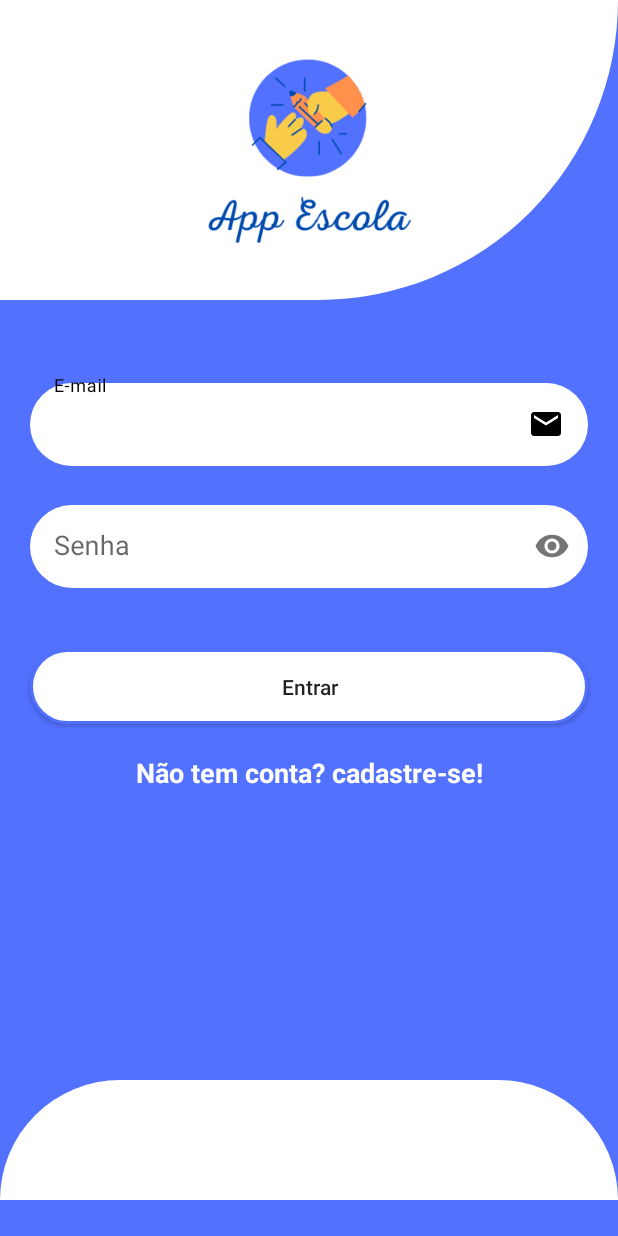
After one commit to Jose26Polo/appSchool, an Android app: the layout activity_login.xml on its own in the app's theme, with its tools: preview values and no code run, on a phone screen of 412 x 824 dp. The commit adds this screen. Run offline under Robolectric (Android 15) with nearby library versions, the phone set to English and light mode, and no system bars.

Commit message:
login and splash activity

```diff
--- /dev/null
+++ b/app/src/main/java/com/example/appschool/SplashActivity.kt
@@ -0,0 +1,26 @@
+package com.example.appschool
+
+import android.content.Intent
+import android.graphics.Color
+import androidx.appcompat.app.AppCompatActivity
+import android.os.Bundle
+import android.os.Handler
+import android.os.Looper
+import androidx.core.os.postDelayed
+
+class SplashActivity : AppCompatActivity() {
+    override fun onCreate(savedInstanceState: Bundle?) {
+        super.onCreate(savedInstanceState)
+        setContentView(R.layout.activity_splash)
+
+        supportActionBar?.hide()
+        window.statusBarColor = Color.parseColor("#FFFFFF")
+
+        Handler(Looper.getMainLooper()).postDelayed({
+            val intent = Intent(this, LoginActivity::class.java)
+            startActivity(intent)
+            finish()
+        }, 3000)
+
+    }
+}
--- /dev/null
+++ b/app/src/main/res/drawable/backgroud_button_disabled.xml
@@ -0,0 +1,9 @@
+<?xml version="1.0" encoding="utf-8"?>
+<shape xmlns:android="http://schemas.android.com/apk/res/android"
+    android:shape="rectangle">
+
+    <solid android:color="@color/white"/>
+    <corners android:radius="30dp"/>
+    <stroke android:color="@color/green_water" android:width="2dp"/>
+
+</shape>
--- /dev/null
+++ b/app/src/main/res/drawable/backgroud_button_enabled.xml
@@ -0,0 +1,8 @@
+<?xml version="1.0" encoding="utf-8"?>
+<shape xmlns:android="http://schemas.android.com/apk/res/android"
+    android:shape="rectangle">
+
+    <solid android:color="@color/green_water"/>
+    <corners android:radius="30dp"/>
+
+</shape>
--- /dev/null
+++ b/app/src/main/res/drawable/backgroud_button_selector.xml
@@ -0,0 +1,6 @@
+<?xml version="1.0" encoding="utf-8"?>
+<selector xmlns:android="http://schemas.android.com/apk/res/android">
+
+    <item android:state_enabled="true" android:drawable="@drawable/backgroud_button_disabled"/>
+    <item android:state_enabled="false" android:drawable="@drawable/backgroud_button_enabled"/>
+</selector>
--- /dev/null
+++ b/app/src/main/res/drawable/backgroud_edittext.xml
@@ -0,0 +1,8 @@
+<?xml version="1.0" encoding="utf-8"?>
+<shape xmlns:android="http://schemas.android.com/apk/res/android"
+    android:shape="rectangle">
+
+    <solid android:color="@color/white"/>
+    <corners android:radius="30dp"/>
+
+</shape>
--- /dev/null
+++ b/app/src/main/res/drawable/backgroud_view_bottom.xml
@@ -0,0 +1,9 @@
+<?xml version="1.0" encoding="utf-8"?>
+<shape xmlns:android="http://schemas.android.com/apk/res/android"
+    android:shape="rectangle">
+
+    <solid android:color="@color/white"/>
+    <corners android:topRightRadius="160dp"
+        android:topLeftRadius="160dp"/>
+
+</shape>
--- /dev/null
+++ b/app/src/main/res/drawable/background_view_top.xml
@@ -0,0 +1,8 @@
+<?xml version="1.0" encoding="utf-8"?>
+<shape xmlns:android="http://schemas.android.com/apk/res/android"
+    android:shape="rectangle">
+
+    <solid android:color="@color/white"/>
+    <corners android:bottomRightRadius="600dp"/>
+
+</shape>
--- /dev/null
+++ b/app/src/main/res/drawable/ic_email.xml
@@ -0,0 +1,5 @@
+<vector android:height="24dp" android:tint="#000000"
+    android:viewportHeight="24" android:viewportWidth="24"
+    android:width="24dp" xmlns:android="http://schemas.android.com/apk/res/android">
+    <path android:fillColor="@android:color/white" android:pathData="M20,4L4,4c-1.1,0 -1.99,0.9 -1.99,2L2,18c0,1.1 0.9,2 2,2h16c1.1,0 2,-0.9 2,-2L22,6c0,-1.1 -0.9,-2 -2,-2zM20,8l-8,5 -8,-5L4,6l8,5 8,-5v2z"/>
+</vector>
--- /dev/null
+++ b/app/src/main/res/layout/activity_login.xml
@@ -0,0 +1,156 @@
+<?xml version="1.0" encoding="utf-8"?>
+<ScrollView android:layout_width="match_parent"
+    android:layout_height="match_parent"
+    android:fillViewport="true"
+    xmlns:android="http://schemas.android.com/apk/res/android">
+
+
+    <androidx.constraintlayout.widget.ConstraintLayout
+        xmlns:app="http://schemas.android.com/apk/res-auto"
+        xmlns:tools="http://schemas.android.com/tools"
+        android:layout_width="match_parent"
+        android:layout_height="wrap_content"
+        android:background="@color/green_water"
+        tools:context=".MainActivity">
+
+        <View
+            android:id="@+id/containerTop"
+            android:layout_width="match_parent"
+            android:layout_height="200dp"
+            android:background="@drawable/background_view_top"
+            app:layout_constraintTop_toTopOf="parent"
+            app:layout_constraintStart_toStartOf="parent"
+            app:layout_constraintEnd_toEndOf="parent"/>
+        <ImageView
+            android:layout_width="150dp"
+            android:layout_height="150dp"
+            android:src="@drawable/appescolasmall"
+            app:layout_constraintTop_toTopOf="@id/containerTop"
+            app:layout_constraintStart_toStartOf="@id/containerTop"
+            app:layout_constraintEnd_toEndOf="@id/containerTop"
+            app:layout_constraintBottom_toBottomOf="@id/containerTop"/>
+
+        <com.google.android.material.textfield.TextInputLayout
+            android:id="@+id/txtImputEmail"
+            android:layout_width="match_parent"
+            android:layout_height="wrap_content"
+            app:layout_constraintTop_toBottomOf="@id/containerTop"
+            app:layout_constraintStart_toStartOf="parent"
+            app:layout_constraintEnd_toEndOf="parent"
+            android:layout_marginTop="50dp"
+            android:layout_marginStart="20dp"
+            android:layout_marginEnd="20dp"
+            app:boxStrokeColor="@color/green_water"
+            app:hintAnimationEnabled="true"
+            app:hintTextColor="@color/black"
+            app:errorTextColor="@color/red"
+            app:errorEnabled="true"
+            style="@style/Widget.MaterialComponents.TextInputLayout.OutlinedBox">
+
+            <com.google.android.material.textfield.TextInputEditText
+                android:id="@+id/editEmail"
+                android:layout_width="match_parent"
+                android:layout_height="wrap_content"
+                android:hint="@string/hint_email"
+                android:inputType="textEmailAddress"
+                android:maxLines="1"
+                android:textSize="18sp"
+                android:padding="15dp"
+                android:background="@drawable/backgroud_edittext"
+                android:drawableEnd="@drawable/ic_email"
+                />
+
+        </com.google.android.material.textfield.TextInputLayout>
+
+        <com.google.android.material.textfield.TextInputLayout
+            android:id="@+id/txtImputSenha"
+            android:layout_width="match_parent"
+            android:layout_height="wrap_content"
+            app:layout_constraintTop_toBottomOf="@id/txtImputEmail"
+            app:layout_constraintStart_toStartOf="parent"
+            app:layout_constraintEnd_toEndOf="parent"
+            android:layout_marginStart="20dp"
+            android:layout_marginEnd="20dp"
+            app:boxStrokeColor="@color/green_water"
+            app:hintAnimationEnabled="true"
+            app:hintTextColor="@color/black"
+            app:errorTextColor="@color/red"
+            app:errorEnabled="true"
+            app:passwordToggleEnabled="true"
+            style="@style/Widget.MaterialComponents.TextInputLayout.OutlinedBox">
+
+            <com.google.android.material.textfield.TextInputEditText
+                android:id="@+id/editSenha"
+                android:layout_width="match_parent"
+                android:layout_height="wrap_content"
+                android:hint="@string/hint_senha"
+                android:inputType="numberPassword"
+                android:maxLines="1"
+                android:textSize="18sp"
+                android:padding="15dp"
+                android:background="@drawable/backgroud_edittext"
+                />
+
+        </com.google.android.material.textfield.TextInputLayout>
+
+        <androidx.appcompat.widget.AppCompatButton
+            android:id="@+id/btn_entrar"
+            android:layout_width="match_parent"
+            android:layout_height="wrap_content"
+            android:text="@string/txt_button_entrar"
+            android:textAllCaps="false"
+            android:padding="15dp"
+            android:background="@drawable/backgroud_button_selector"
+            android:enabled="true"
+            app:layout_constraintTop_toBottomOf="@id/txtImputSenha"
+            app:layout_constraintStart_toStartOf="parent"
+            app:layout_constraintEnd_toEndOf="parent"
+            android:layout_marginTop="20dp"
+            android:layout_marginStart="20dp"
+            android:layout_marginEnd="20dp"
+            />
+
+        <TextView
+            android:id="@+id/txtTelaCadastro"
+            android:layout_width="match_parent"
+            android:layout_height="wrap_content"
+            android:text="@string/txt_tela_cadastro"
+            android:textSize="18sp"
+            android:textStyle="bold"
+            android:textColor="@color/white"
+            android:gravity="center"
+            app:layout_constraintTop_toBottomOf="@id/btn_entrar"
+            app:layout_constraintStart_toStartOf="parent"
+            app:layout_constraintEnd_toEndOf="parent"
+            android:layout_marginTop="20dp"
+            android:layout_marginStart="20dp"
+            android:layout_marginEnd="20dp"/>
+
+        <ProgressBar
+            android:id="@+id/progressBar"
+            android:layout_width="wrap_content"
+            android:layout_height="wrap_content"
+            android:visibility="gone"
+            app:layout_constraintTop_toBottomOf="@id/txtTelaCadastro"
+            app:layout_constraintStart_toStartOf="parent"
+            app:layout_constraintEnd_toEndOf="parent"
+            app:layout_constraintBottom_toBottomOf="parent"
+            android:layout_marginTop="20dp"/>
+
+        <View
+            android:layout_width="match_parent"
+            android:layout_height="80dp"
+            android:background="@drawable/backgroud_view_bottom"
+            app:layout_constraintTop_toBottomOf="@id/progressBar"
+            app:layout_constraintStart_toStartOf="parent"
+            app:layout_constraintEnd_toEndOf="parent"
+            app:layout_constraintBottom_toBottomOf="parent"
+            android:layout_marginTop="20dp"
+            />
+
+
+
+
+
+    </androidx.constraintlayout.widget.ConstraintLayout>
+</ScrollView>
--- a/app/src/main/res/values/colors.xml
+++ b/app/src/main/res/values/colors.xml
@@ -7,4 +7,6 @@
     <color name="teal_700">#FF018786</color>
     <color name="black">#FF000000</color>
     <color name="white">#FFFFFFFF</color>
+    <color name="green_water">#5271ff</color>
+    <color name="red">#A50B0B</color>
 </resources>
--- a/app/src/main/res/values/strings.xml
+++ b/app/src/main/res/values/strings.xml
@@ -1,3 +1,7 @@
 <resources>
     <string name="app_name">appschool</string>
+    <string name="hint_email">E-mail</string>
+    <string name="hint_senha">Senha</string>
+    <string name="txt_button_entrar">Entrar</string>
+    <string name="txt_tela_cadastro">Não tem conta? cadastre-se!</string>
 </resources>
```
Also changed, not shown: app/build.gradle (+6 -3 lines), app/src/main/AndroidManifest.xml (+14 -0 lines), app/src/main/java/com/example/appschool/LoginActivity.kt (added, +72 -0 lines), app/src/main/res/layout/activity_splash.xml (added, +18 -0 lines), app/src/main/res/drawable-v24/appescola.png (added), app/src/main/res/drawable-v24/appescolasmall.png (added).
